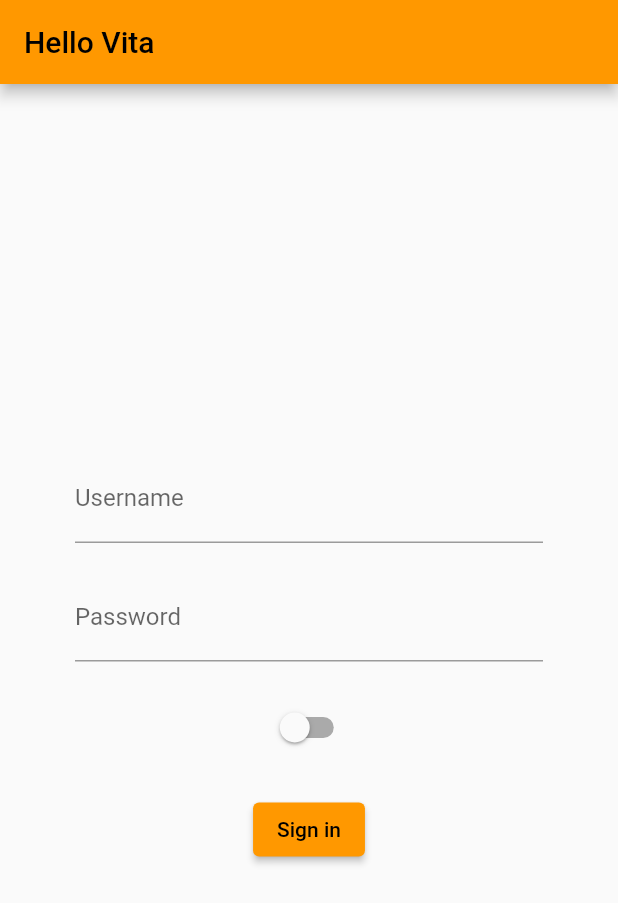
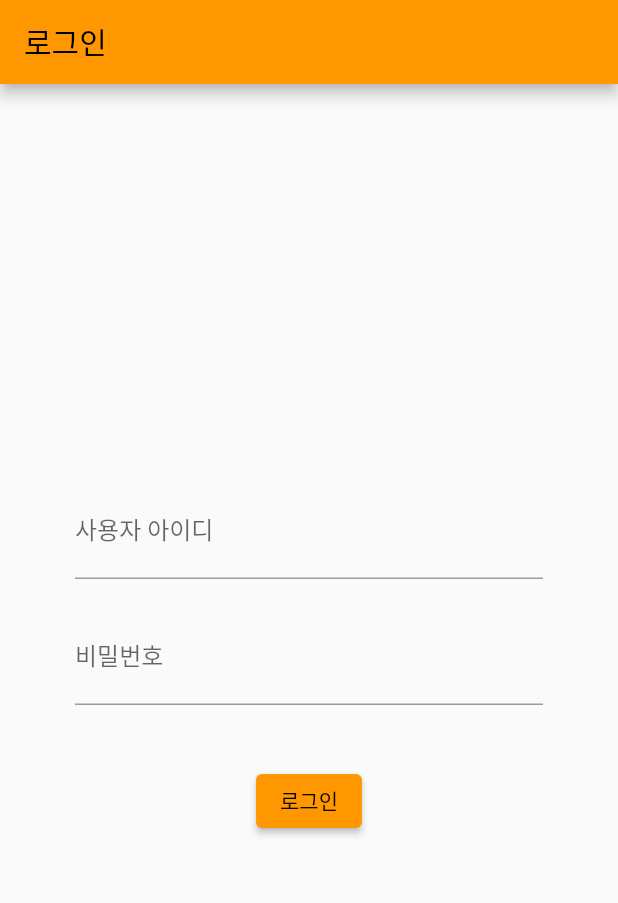
Before and after one commit to LGTM-CNU/Vita-App, a Flutter app: the screen it shows after launch, on a phone screen of 412 x 824 dp. Shown: the top 903 px of the screen. Run offline on Flutter 3.47's test engine with Material 2 defaults, Android fonts, the phone set to English and light mode, and no system bars; our stand-ins replace firebase_core, firebase_storage, permission_handler, shared_preferences; missing offline and left inert: audio_session, flutter_sound; accounts and stored records are empty.

Commit message:
feat: 화면 스타일 작업

```diff
--- a/lib/Screen/Login.dart
+++ b/lib/Screen/Login.dart
@@ -11,7 +11,6 @@ class LoginScreen extends StatefulWidget {
 class _LoginScreenState extends State<LoginScreen> {
   String _username = "";
   String _password = "";
-  bool _isManager = false;
 
   void _loadIsLogin() async {
     SharedPreferences pref = await SharedPreferences.getInstance();
@@ -47,7 +46,7 @@ class _LoginScreenState extends State<LoginScreen> {
   @override
   Widget build(BuildContext context) {
     return Scaffold(
-      appBar: AppBar(title: Text("Hello Vita")),
+      appBar: AppBar(title: Text("로그인")),
       body: Column(
         mainAxisAlignment: MainAxisAlignment.center,
         children: <Widget>[
@@ -55,8 +54,8 @@ class _LoginScreenState extends State<LoginScreen> {
             margin: const EdgeInsets.only(bottom: 20, left: 50, right: 50),
             child: TextField(
               decoration: const InputDecoration(
-                labelText: 'Username',
-                hintText: 'Enter your username',
+                labelText: '사용자 아이디',
+                hintText: '아이디를 입력해주세요.',
               ),
               onChanged: (value) {
                 setState(() {
@@ -69,8 +68,8 @@ class _LoginScreenState extends State<LoginScreen> {
             margin: const EdgeInsets.only(bottom: 20, left: 50, right: 50),
             child: TextField(
               decoration: const InputDecoration(
-                labelText: 'Password',
-                hintText: 'Enter your password',
+                labelText: '비밀번호',
+                hintText: '비밀번호를 입력해주세요.',
               ),
               onChanged: (value) {
                 setState(() {
@@ -80,18 +79,10 @@ class _LoginScreenState extends State<LoginScreen> {
               obscureText: true,
             ),
           ),
-          Switch(
-            value: _isManager,
-            onChanged: (value) {
-              setState(() {
-                _isManager = value;
-              });
-            },
-          ),
           Container(
             margin: const EdgeInsets.only(top: 20),
             child: ElevatedButton(
-              child: const Text('Sign in'),
+              child: const Text('로그인'),
               onPressed: () {
                 // Sign in logic here
                 _loginHandler();
--- a/lib/Screen/Main.dart
+++ b/lib/Screen/Main.dart
@@ -50,7 +50,6 @@ class MainScreenState extends State<MainScreen> {
       body: SafeArea(
         child: _widgetOptions.elementAt(selectedIndex),
       ),
-      appBar: AppBar(title: Text("Hello Vita")),
       bottomNavigationBar: BottomNavigationBars(),
     );
   }
--- a/lib/Util/Firebase.dart
+++ b/lib/Util/Firebase.dart
@@ -7,10 +7,10 @@ class Firebase {
     final storageRef = FirebaseStorage.instance.ref();
 
 // Create a reference to "mountains.jpg"
-    final mountainsRef = storageRef.child("temp.mp3");
+    final mountainsRef = storageRef.child("temp1.wav");
 
 // Create a reference to 'images/mountains.jpg'
-    final mountainImagesRef = storageRef.child("voice/temp.mp3");
+    final mountainImagesRef = storageRef.child("voice/temp1.wav");
 
 // While the file names are the same, the references point to different files
     assert(mountainsRef.name == mountainImagesRef.name);
--- a/lib/Widget/Chatting.dart
+++ b/lib/Widget/Chatting.dart
@@ -16,22 +16,6 @@ class _ChattingWidgetState extends State<ChattingWidget> {
   final _chattingMessages = [
     {'isMe': true, 'message': "123", 'time': "2023/02/01 12:30 PM"},
     {'isMe': false, 'message': 'from vita', 'time': "2023/02/01 02:01 PM"},
-    {'isMe': true, 'message': 'hello HJ', 'time': "2023/02/02 04:21 PM"},
-    {'isMe': true, 'message': 'hello HJ', 'time': "2023/02/02 04:21 PM"},
-    {'isMe': true, 'message': 'hello HJ', 'time': "2023/02/02 04:21 PM"},
-    {'isMe': true, 'message': 'hello HJ', 'time': "2023/02/02 04:21 PM"},
-    {'isMe': true, 'message': 'hello HJ', 'time': "2023/02/02 04:21 PM"},
-    {'isMe': true, 'message': 'hello HJ', 'time': "2023/02/02 04:21 PM"},
-    {'isMe': true, 'message': 'hello HJ', 'time': "2023/02/02 04:21 PM"},
-    {'isMe': true, 'message': 'hello HJ', 'time': "2023/02/02 04:21 PM"},
-    {'isMe': true, 'message': 'hello HJ', 'time': "2023/02/02 04:21 PM"},
-    {'isMe': true, 'message': 'hello HJ', 'time': "2023/02/02 04:21 PM"},
-    {'isMe': true, 'message': 'hello HJ', 'time': "2023/02/02 04:21 PM"},
-    {'isMe': true, 'message': 'hello HJ', 'time': "2023/02/02 04:21 PM"},
-    {'isMe': true, 'message': 'hello HJ', 'time': "2023/02/02 04:21 PM"},
-    {'isMe': true, 'message': 'hello HJ', 'time': "2023/02/02 04:21 PM"},
-    {'isMe': true, 'message': 'hello HJ', 'time': "2023/02/02 04:21 PM"},
-    {'isMe': true, 'message': 'hello HJ', 'time': "2023/02/02 04:21 PM"},
   ];
 
   // aos => AndroidMainfest.xml과 ios => info.plist 추가 해야함
@@ -59,7 +43,7 @@ class _ChattingWidgetState extends State<ChattingWidget> {
       });
     });
     _textController.clear();
-    WidgetsBinding.instance!.addPostFrameCallback((_) {
+    WidgetsBinding.instance.addPostFrameCallback((_) {
       _scrollController.jumpTo(_scrollController.position.maxScrollExtent);
     });
     FocusScope.of(context).unfocus();
@@ -69,7 +53,7 @@ class _ChattingWidgetState extends State<ChattingWidget> {
   void initState() {
     // TODO: implement initState
     super.initState();
-    WidgetsBinding.instance!.addPostFrameCallback((_) {
+    WidgetsBinding.instance.addPostFrameCallback((_) {
       _scrollController.jumpTo(_scrollController.position.maxScrollExtent);
     });
   }
@@ -87,7 +71,14 @@ class _ChattingWidgetState extends State<ChattingWidget> {
           FocusScope.of(context).unfocus();
         },
         child: Scaffold(
-            body: Padding(
+            body: Container(
+                decoration: const BoxDecoration(
+                    image: DecorationImage(
+                  image: AssetImage('assets/background.png'),
+                  repeat: ImageRepeat.repeat,
+                  opacity: 0.7,
+                )),
+                child: Padding(
                     padding: const EdgeInsets.only(top: 30),
                     child: Column(
                       children: [
@@ -96,10 +87,13 @@ class _ChattingWidgetState extends State<ChattingWidget> {
                                 controller: _scrollController,
                                 child: ListView.builder(
                                     controller: _scrollController, // 스크롤 컨트롤러
-                                scrollDirection: Axis.vertical, // 리스트 스크롤 방향
-                                physics: const AlwaysScrollableScrollPhysics(),
+                                    scrollDirection:
+                                        Axis.vertical, // 리스트 스크롤 방향
+                                    physics:
+                                        const AlwaysScrollableScrollPhysics(),
                                     itemCount: _chattingMessages.length,
-                                itemBuilder: (BuildContext context, int index) {
+                                    itemBuilder:
+                                        (BuildContext context, int index) {
                                       return ChatMessage(
                                           isMe: _chattingMessages[index]['isMe']
                                               as bool,
@@ -110,7 +104,7 @@ class _ChattingWidgetState extends State<ChattingWidget> {
                                     }))),
                         Container(
                           height: 50,
-                      color: Colors.grey[200],
+                          color: Colors.white,
                           child: Row(
                             children: [
                               Expanded(
@@ -139,6 +133,6 @@ class _ChattingWidgetState extends State<ChattingWidget> {
                           ),
                         ),
                       ],
-                ))));
+                    )))));
   }
 }
--- a/lib/main.dart
+++ b/lib/main.dart
@@ -5,8 +5,8 @@ import 'package:vita/Screen/Login.dart';
 import 'package:vita/Screen/Main.dart';
 import 'package:vita/Screen/Splash.dart';
 
+import 'firebase_options.dart';
 import 'package:firebase_core/firebase_core.dart';
-import 'firebase_options.dart';
 
 void main() async {
   WidgetsFlutterBinding.ensureInitialized();
@@ -25,7 +25,7 @@ class MyApp extends StatelessWidget {
       initialRoute: '/',
       routes: {
         '/login': (context) => LoginScreen(),
-        '/main': (context) => MainScreen(),
+        '/main': (context) => const MainScreen(),
         '/new_medicine': (context) => NewMedicine(),
       },
       theme: ThemeData(
```
Also changed, not shown: lib/Widget/ChatMessage.dart (+14 -5 lines), lib/Widget/Medicine.dart (+41 -8 lines), lib/Widget/MedicineCard.dart (+51 -4 lines), lib/Widget/bottomNavigationBar.dart (+6 -4 lines), lib/Widget/recorder.dart (+28 -3 lines), pubspec.yaml (+7 -0 lines), pubspec.lock, 4 other files. Lines whose indentation alone changed are shown as unchanged.
